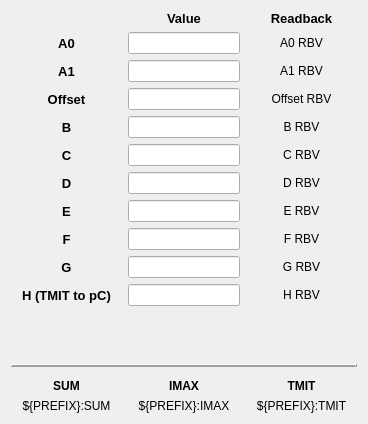
The window that blenApp/ui/blen_coef_instr.ui (slaclab/BunchLengthMonitor) describes before a commit, drawn with Qt 5.
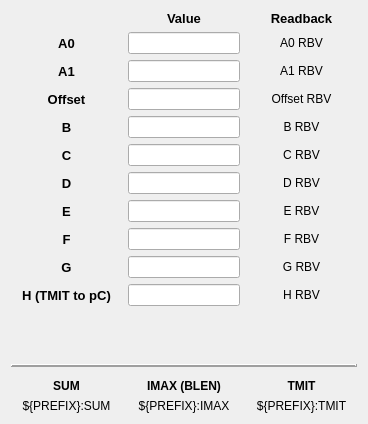
The same window after the commit. Custom widgets are drawn as their Qt base class.

Commit message: ENH: blen labels on imax

The edit to the form file:
```diff
--- a/blenApp/ui/blen_coef_instr.ui
+++ b/blenApp/ui/blen_coef_instr.ui
@@ -787,7 +787,7 @@
         </font>
        </property>
        <property name="text">
-        <string>IMAX</string>
+        <string>IMAX (BLEN)</string>
        </property>
        <property name="alignment">
         <set>Qt::AlignCenter</set>
```
The commit also changes 3 other files.
